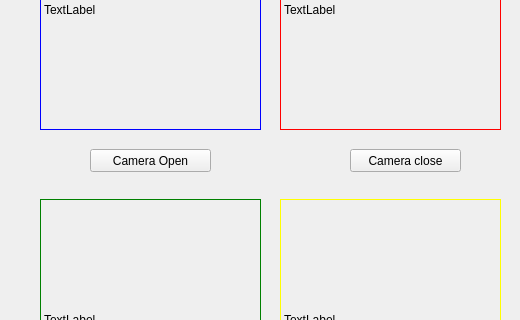
Before: the Qt Designer form opencv/220215/main+a.ui in songhyeonbeom/opencv, drawn with Qt 5; both pictures show x 0 to 520 and y 164 to 484 of the 815 by 703 pixel window.
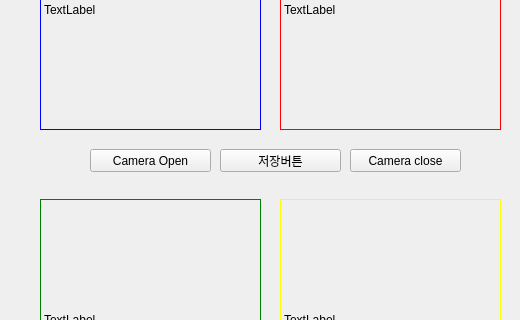
After: the same form once the commit is applied.

What changed in the file:
```diff
--- a/opencv/220215/main+a.ui
+++ b/opencv/220215/main+a.ui
@@ -164,6 +164,19 @@
        <string>변환</string>
       </property>
      </widget>
+     <widget class="QPushButton" name="pushbutton_SAVE">
+      <property name="geometry">
+       <rect>
+        <x>210</x>
+        <y>270</y>
+        <width>121</width>
+        <height>23</height>
+       </rect>
+      </property>
+      <property name="text">
+       <string>저장버튼</string>
+      </property>
+     </widget>
     </widget>
     <widget class="QWidget" name="page_5"/>
     <widget class="QWidget" name="page_6"/>
```
Left out of the diff: 17 changed lines with no effect on the pictures.
